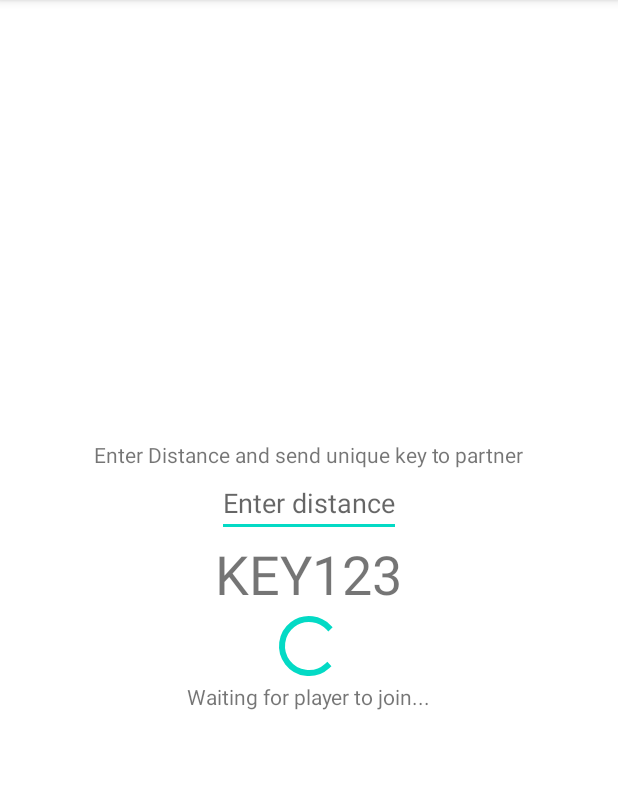
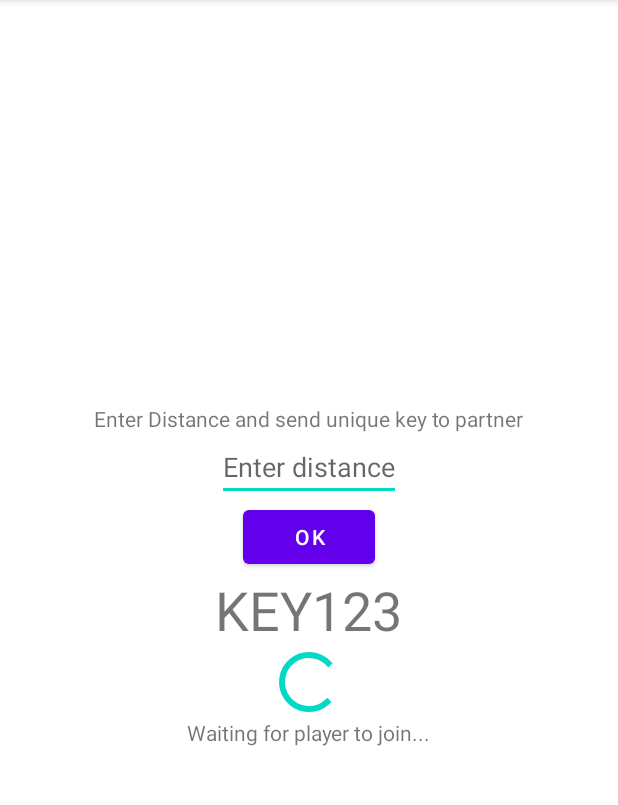
Before and after one commit to G-LOKi/Saikal, an Android app: the CreateRaceActivity screen opened directly, with no data from a screen before it, on a phone screen of 412 x 824 dp, the part 84-889 px from its top. Run offline under Robolectric (Android 15) with nearby library versions, the phone set to English and light mode, and no system bars.

```diff
--- a/app/build.gradle
+++ b/app/build.gradle
@@ -51,4 +51,7 @@ dependencies {
     // For example, declare the dependencies for Firebase Authentication and Cloud Firestore
     implementation 'com.google.firebase:firebase-auth'
     implementation 'com.google.firebase:firebase-firestore'
+
+    // Declare the dependency for the Realtime Database library
+    implementation 'com.google.firebase:firebase-database'
 }
--- a/app/src/main/res/layout/activity_create_race.xml
+++ b/app/src/main/res/layout/activity_create_race.xml
@@ -17,6 +17,11 @@
         android:layout_height="wrap_content"
         android:inputType="number"
         android:hint="Enter distance"/>
+    <Button
+        android:id="@+id/button_distance"
+        android:layout_width="wrap_content"
+        android:layout_height="wrap_content"
+        android:text="OK"/>
     <TextView
         android:id="@+id/room_key"
         android:layout_width="wrap_content"
```
Also changed, not shown: app/src/main/java/com/fittoos/saikal/HomeActivity.java (+16 -1 lines).
